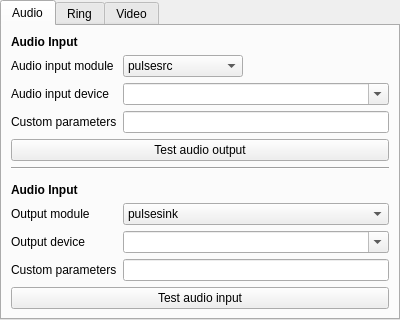
First picture: the form in makneto/src/prefs_media.ui, repository pihhan/makneto, before the edit.
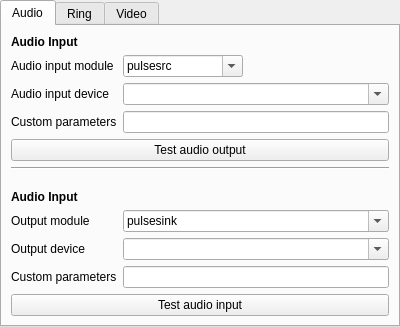
Second picture: the form after the edit.

```diff
--- a/makneto/src/prefs_media.ui
+++ b/makneto/src/prefs_media.ui
@@ -7,7 +7,7 @@
     <x>0</x>
     <y>0</y>
     <width>400</width>
-    <height>320</height>
+    <height>327</height>
    </rect>
   </property>
   <property name="windowTitle">
@@ -60,6 +60,9 @@
           <height>0</height>
          </size>
         </property>
+        <property name="editable">
+         <bool>true</bool>
+        </property>
         <item>
          <property name="text">
           <string>pulsesrc</string>
@@ -198,6 +201,9 @@
           <height>0</height>
          </size>
         </property>
+        <property name="editable">
+         <bool>true</bool>
+        </property>
         <item>
          <property name="text">
           <string>pulsesink</string>
```
Left out of the diff: 9 changed lines with no effect on the pictures.
